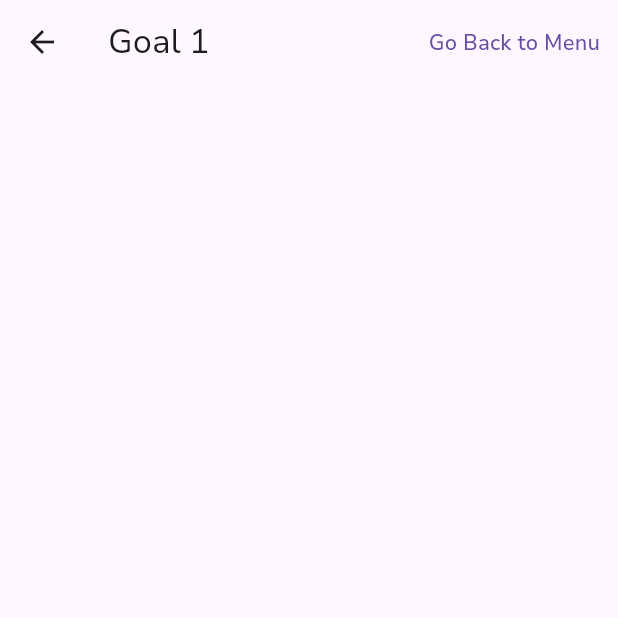
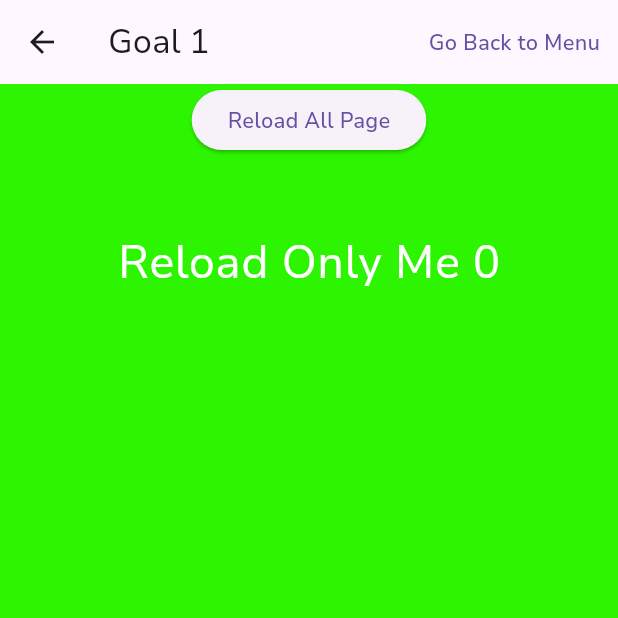
Before and after one commit to mehmethayrullahozkul/moovie, a Flutter app: the screen it shows after launch, after a tap on "Goal", on a phone screen of 412 x 824 dp, the top half of it. Run offline on Flutter 3.47's test engine with Material 3 defaults, Android fonts, the phone set to English and light mode, and no system bars; our stand-ins replace flutter_bloc, go_router.

Commit message:
goal1 changed

```diff
--- a/frontend/flutter/workarea_v1/lib/workareas/wa10_goal.dart
+++ b/frontend/flutter/workarea_v1/lib/workareas/wa10_goal.dart
@@ -7,6 +7,18 @@ class WA10Goal extends StatelessWidget {
 
   @override
   Widget build(BuildContext context) {
-    return const WAGoalTemplate(pageIndex: index);
+    return const WAGoalTemplate(pageIndex: index, child: _Goal());
   }
 }
+
+class _Goal extends StatelessWidget {
+  const _Goal({super.key});
+  @override
+  Widget build(BuildContext context) {
+    return const Scaffold(
+      body: Center(
+        child: Text("Goal for WA10"),
+      ),
+    );
+  }
+}
--- a/frontend/flutter/workarea_v1/lib/workareas/wa1_goal.dart
+++ b/frontend/flutter/workarea_v1/lib/workareas/wa1_goal.dart
@@ -1,4 +1,7 @@
 import 'package:flutter/material.dart';
+import 'package:workarea_v1/end_goal_screen.dart';
+import 'dart:math' as math;
+import 'package:workarea_v1/utils/utils.dart';
 import 'package:workarea_v1/workareas/wa_goal_template.dart';
 
 class WA1Goal extends StatelessWidget {
@@ -8,6 +11,88 @@ class WA1Goal extends StatelessWidget {
   Widget build(BuildContext context) {
     return const WAGoalTemplate(
       pageIndex: index,
+      child: _Goal(),
     );
   }
 }
+
+class _Goal extends StatefulWidget {
+  const _Goal({super.key});
+
+  @override
+  State<_Goal> createState() => _GoalState();
+}
+
+class _GoalState extends State<_Goal> {
+  late int counter;
+  late Color mainColor;
+
+  @override
+  void initState() {
+    counter = 0;
+    mainColor = Colors.white;
+    super.initState();
+  }
+
+  @override
+  Widget build(BuildContext context) {
+    int randomColorPicker = math.Random().nextInt(3);
+    mainColor = generateRandomWhitishColor(preference: randomColorPicker);
+    return Scaffold(
+      backgroundColor: mainColor,
+      body: Center(
+          child: Column(
+        children: [
+          ElevatedButton(
+              onPressed: () {
+                setState(() {});
+              },
+              child: Text("Reload All Page")),
+          _ColorfullButton1(),
+        ],
+      )),
+    );
+  }
+}
+
+class _ColorfullButton1 extends StatefulWidget {
+  const _ColorfullButton1({super.key});
+
+  @override
+  State<_ColorfullButton1> createState() => _ColorfullButton1State();
+}
+
+class _ColorfullButton1State extends State<_ColorfullButton1> {
+  late int counter;
+
+  @override
+  void initState() {
+    counter = 0;
+    super.initState();
+  }
+
+  @override
+  Widget build(BuildContext context) {
+    int randomColorPicker = math.Random().nextInt(3);
+    Color mainColor = generateRandomWhitishColor(preference: randomColorPicker);
+    return Container(
+      color: mainColor,
+      child: Material(
+        color: Colors.transparent,
+        child: InkWell(
+            onTap: () {
+              setState(() {
+                counter++;
+              });
+            },
+            child: Padding(
+              padding: EdgeInsets.all(50),
+              child: Text(
+                "Reload Only Me $counter",
+                style: TextStyle(color: Colors.white, fontSize: 30),
+              ),
+            )),
+      ),
+    );
+  }
+}
--- a/frontend/flutter/workarea_v1/lib/workareas/wa2_goal.dart
+++ b/frontend/flutter/workarea_v1/lib/workareas/wa2_goal.dart
@@ -6,6 +6,21 @@ class WA2Goal extends StatelessWidget {
   const WA2Goal({super.key});
   @override
   Widget build(BuildContext context) {
-    return const WAGoalTemplate(pageIndex: index);
+    return const WAGoalTemplate(
+      pageIndex: index,
+      child: _Goal(),
+    );
   }
 }
+
+class _Goal extends StatelessWidget {
+  const _Goal({super.key});
+  @override
+  Widget build(BuildContext context) {
+    return const Scaffold(
+      body: Center(
+        child: Text("Goal for WA2"),
+      ),
+    );
+  }
+}
--- a/frontend/flutter/workarea_v1/lib/workareas/wa3_goal.dart
+++ b/frontend/flutter/workarea_v1/lib/workareas/wa3_goal.dart
@@ -6,6 +6,21 @@ class WA3Goal extends StatelessWidget {
   const WA3Goal({super.key});
   @override
   Widget build(BuildContext context) {
-    return const WAGoalTemplate(pageIndex: index);
+    return const WAGoalTemplate(
+      pageIndex: index,
+      child: _Goal(),
+    );
   }
 }
+
+class _Goal extends StatelessWidget {
+  const _Goal({super.key});
+  @override
+  Widget build(BuildContext context) {
+    return const Scaffold(
+      body: Center(
+        child: Text("Goal for WA3"),
+      ),
+    );
+  }
+}
--- a/frontend/flutter/workarea_v1/lib/workareas/wa4_goal.dart
+++ b/frontend/flutter/workarea_v1/lib/workareas/wa4_goal.dart
@@ -7,6 +7,21 @@ class WA4Goal extends StatelessWidget {
 
   @override
   Widget build(BuildContext context) {
-    return const WAGoalTemplate(pageIndex: index);
+    return const WAGoalTemplate(
+      pageIndex: index,
+      child: _Goal(),
+    );
   }
 }
+
+class _Goal extends StatelessWidget {
+  const _Goal({super.key});
+  @override
+  Widget build(BuildContext context) {
+    return const Scaffold(
+      body: Center(
+        child: Text("Goal for WA4"),
+      ),
+    );
+  }
+}
--- a/frontend/flutter/workarea_v1/lib/workareas/wa5_goal.dart
+++ b/frontend/flutter/workarea_v1/lib/workareas/wa5_goal.dart
@@ -7,6 +7,18 @@ class WA5Goal extends StatelessWidget {
 
   @override
   Widget build(BuildContext context) {
-    return const WAGoalTemplate(pageIndex: index);
+    return const WAGoalTemplate(pageIndex: index, child: _Goal());
   }
 }
+
+class _Goal extends StatelessWidget {
+  const _Goal({super.key});
+  @override
+  Widget build(BuildContext context) {
+    return const Scaffold(
+      body: Center(
+        child: Text("Goal for WA5"),
+      ),
+    );
+  }
+}
--- a/frontend/flutter/workarea_v1/lib/workareas/wa6_goal.dart
+++ b/frontend/flutter/workarea_v1/lib/workareas/wa6_goal.dart
@@ -6,6 +6,18 @@ class WA6Goal extends StatelessWidget {
   const WA6Goal({super.key});
   @override
   Widget build(BuildContext context) {
-    return const WAGoalTemplate(pageIndex: index);
+    return const WAGoalTemplate(pageIndex: index, child: _Goal());
   }
 }
+
+class _Goal extends StatelessWidget {
+  const _Goal({super.key});
+  @override
+  Widget build(BuildContext context) {
+    return const Scaffold(
+      body: Center(
+        child: Text("Goal for WA6"),
+      ),
+    );
+  }
+}
--- a/frontend/flutter/workarea_v1/lib/workareas/wa7_goal.dart
+++ b/frontend/flutter/workarea_v1/lib/workareas/wa7_goal.dart
@@ -6,6 +6,18 @@ class WA7Goal extends StatelessWidget {
   const WA7Goal({super.key});
   @override
   Widget build(BuildContext context) {
-    return const WAGoalTemplate(pageIndex: index);
+    return const WAGoalTemplate(pageIndex: index, child: _Goal());
   }
 }
+
+class _Goal extends StatelessWidget {
+  const _Goal({super.key});
+  @override
+  Widget build(BuildContext context) {
+    return const Scaffold(
+      body: Center(
+        child: Text("Goal for WA7"),
+      ),
+    );
+  }
+}
--- a/frontend/flutter/workarea_v1/lib/workareas/wa8_goal.dart
+++ b/frontend/flutter/workarea_v1/lib/workareas/wa8_goal.dart
@@ -6,6 +6,18 @@ class WA8Goal extends StatelessWidget {
   const WA8Goal({super.key});
   @override
   Widget build(BuildContext context) {
-    return const WAGoalTemplate(pageIndex: index);
+    return const WAGoalTemplate(pageIndex: index, child: _Goal());
   }
 }
+
+class _Goal extends StatelessWidget {
+  const _Goal({super.key});
+  @override
+  Widget build(BuildContext context) {
+    return const Scaffold(
+      body: Center(
+        child: Text("Goal for WA8"),
+      ),
+    );
+  }
+}
--- a/frontend/flutter/workarea_v1/lib/workareas/wa9_goal.dart
+++ b/frontend/flutter/workarea_v1/lib/workareas/wa9_goal.dart
@@ -7,6 +7,18 @@ class WA9Goal extends StatelessWidget {
 
   @override
   Widget build(BuildContext context) {
-    return const WAGoalTemplate(pageIndex: index);
+    return const WAGoalTemplate(pageIndex: index, child: _Goal());
   }
 }
+
+class _Goal extends StatelessWidget {
+  const _Goal({super.key});
+  @override
+  Widget build(BuildContext context) {
+    return const Scaffold(
+      body: Center(
+        child: Text("Goal for WA9"),
+      ),
+    );
+  }
+}
```
